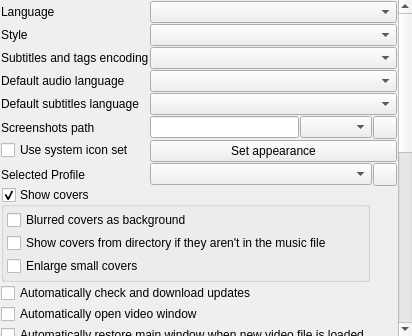
zaps166/QMPlay2, file src/gui/Ui/SettingsGeneral.ui: the form before one commit.
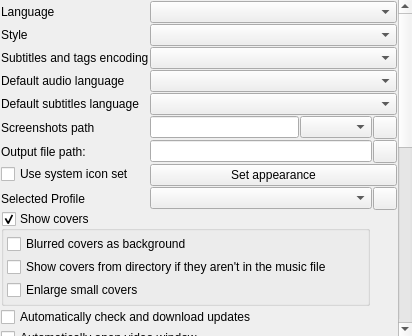
The form after the commit.

Commit message: Move downloader path to main settings

The edit to the form file:
```diff
--- a/src/gui/Ui/SettingsGeneral.ui
+++ b/src/gui/Ui/SettingsGeneral.ui
@@ -210,27 +210,52 @@
           </layout>
          </item>
          <item row="6" column="0">
+          <widget class="QLabel" name="outputFileL">
+           <property name="text">
+            <string>Output file path:</string>
+           </property>
+          </widget>
+         </item>
+         <item row="6" column="1">
+          <layout class="QHBoxLayout" name="horizontalLayout_4">
+           <item>
+            <widget class="QLineEdit" name="outputFileE">
+             <property name="readOnly">
+              <bool>true</bool>
+             </property>
+            </widget>
+           </item>
+           <item>
+            <widget class="QToolButton" name="outputFileB">
+             <property name="toolTip">
+              <string>Browse</string>
+             </property>
+            </widget>
+           </item>
+          </layout>
+         </item>
+         <item row="7" column="0">
           <widget class="QCheckBox" name="iconsFromTheme">
            <property name="text">
             <string>Use system icon set</string>
            </property>
           </widget>
          </item>
-         <item row="6" column="1">
+         <item row="7" column="1">
           <widget class="QPushButton" name="setAppearanceB">
            <property name="text">
             <string>Set appearance</string>
            </property>
           </widget>
          </item>
-         <item row="7" column="0">
+         <item row="8" column="0">
           <widget class="QLabel" name="profileL">
            <property name="text">
             <string>Selected Profile</string>
            </property>
           </widget>
          </item>
-         <item row="7" column="1">
+         <item row="8" column="1">
           <layout class="QHBoxLayout" name="horizontalLayout_5">
            <item>
             <widget class="QComboBox" name="profileB"/>
```
Left out of the diff: 2 changed lines with no effect on the pictures. The commit also changes 4 other files.
